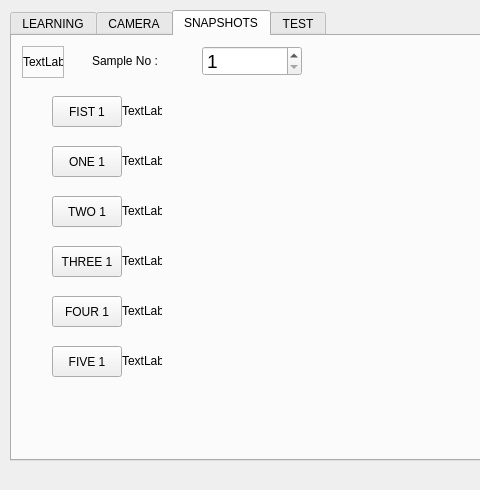
First picture: the form in mainwindow.ui, repository ahmetcihan/hand_recognition, before the edit; both pictures show x 0 to 480 and y 0 to 490 of the 688 by 490 pixel window.
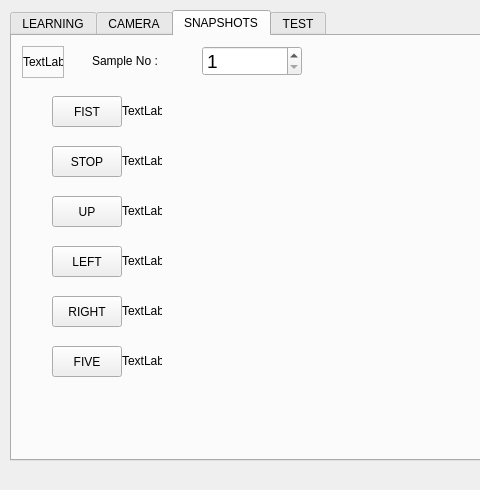
Second picture: the form after the edit. The open tabs and pages were chosen to show the change.

Diff of the .ui file:
```diff
--- a/mainwindow.ui
+++ b/mainwindow.ui
@@ -607,7 +607,7 @@
        </rect>
       </property>
       <property name="text">
-       <string>THREE 1</string>
+       <string>LEFT</string>
       </property>
      </widget>
      <widget class="QLabel" name="label_snapshot_five">
@@ -646,7 +646,7 @@
        </rect>
       </property>
       <property name="text">
-       <string>TWO 1</string>
+       <string>UP</string>
       </property>
      </widget>
      <widget class="QPushButton" name="pushButton_snapshot_fist">
@@ -659,7 +659,7 @@
        </rect>
       </property>
       <property name="text">
-       <string>FIST 1</string>
+       <string>FIST</string>
       </property>
      </widget>
      <widget class="QLabel" name="label_snapshot_two">
@@ -685,7 +685,7 @@
        </rect>
       </property>
       <property name="text">
-       <string>FOUR 1</string>
+       <string>RIGHT</string>
       </property>
      </widget>
      <widget class="QPushButton" name="pushButton_snapshot_five">
@@ -698,7 +698,7 @@
        </rect>
       </property>
       <property name="text">
-       <string>FIVE 1</string>
+       <string>FIVE</string>
       </property>
      </widget>
      <widget class="QLabel" name="label_snapshot_three">
@@ -750,7 +750,7 @@
        </rect>
       </property>
       <property name="text">
-       <string>ONE 1</string>
+       <string>STOP</string>
       </property>
      </widget>
      <widget class="QLabel" name="label">
```
Left out of the diff: 18 changed lines with no effect on the pictures.
